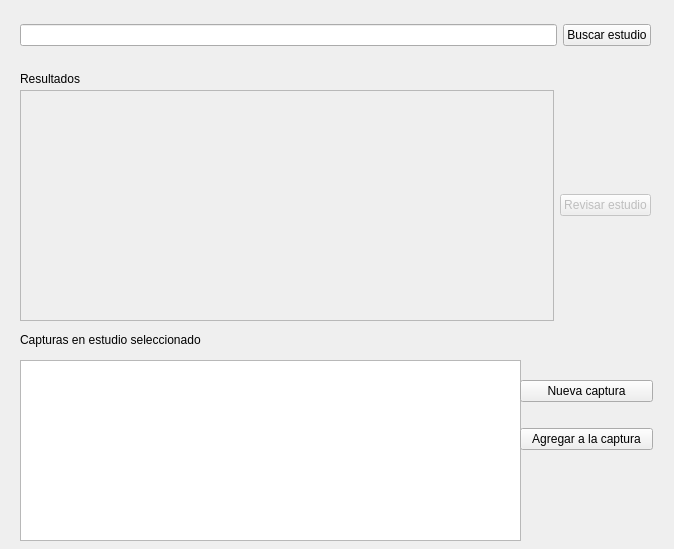
Old version of the form src/client-qt/prism_search_ui.ui in the repository jfzo/PRISMed.
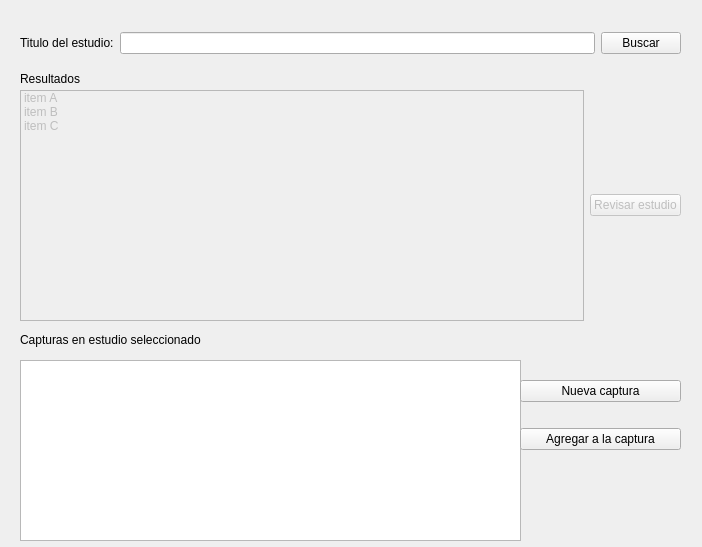
New version of the form.

What changed in the file:
```diff
--- a/src/client-qt/prism_search_ui.ui
+++ b/src/client-qt/prism_search_ui.ui
@@ -6,8 +6,8 @@
    <rect>
     <x>0</x>
     <y>0</y>
-    <width>674</width>
-    <height>549</height>
+    <width>702</width>
+    <height>547</height>
    </rect>
   </property>
   <property name="windowTitle">
@@ -18,21 +18,31 @@
     <rect>
      <x>20</x>
      <y>10</y>
-     <width>631</width>
-     <height>51</height>
+     <width>661</width>
+     <height>66</height>
     </rect>
    </property>
    <layout class="QGridLayout" name="gridLayout">
-    <item row="0" column="1">
+    <property name="sizeConstraint">
+     <enum>QLayout::SetNoConstraint</enum>
+    </property>
+    <item row="0" column="2">
      <widget class="QPushButton" name="pushButton">
       <property name="text">
-       <string>Buscar estudio</string>
+       <string>Buscar</string>
       </property>
      </widget>
     </item>
-    <item row="0" column="0">
+    <item row="0" column="1">
      <widget class="QLineEdit" name="lineEdit"/>
     </item>
+    <item row="0" column="0">
+     <widget class="QLabel" name="label_3">
+      <property name="text">
+       <string>Titulo del estudio:</string>
+      </property>
+     </widget>
+    </item>
    </layout>
   </widget>
   <widget class="QWidget" name="gridLayoutWidget_2">
@@ -40,7 +50,7 @@
     <rect>
      <x>20</x>
      <y>90</y>
-     <width>631</width>
+     <width>661</width>
      <height>231</height>
     </rect>
    </property>
@@ -50,6 +60,21 @@
       <property name="enabled">
        <bool>false</bool>
       </property>
+      <item>
+       <property name="text">
+        <string>item A</string>
+       </property>
+      </item>
+      <item>
+       <property name="text">
+        <string>item B</string>
+       </property>
+      </item>
+      <item>
+       <property name="text">
+        <string>item C</string>
+       </property>
+      </item>
      </widget>
     </item>
     <item row="1" column="1">
@@ -110,7 +135,7 @@
     <rect>
      <x>520</x>
      <y>360</y>
-     <width>133</width>
+     <width>161</width>
      <height>111</height>
     </rect>
    </property>
```
Left out of the diff: 3 changed lines with no effect on the pictures.
